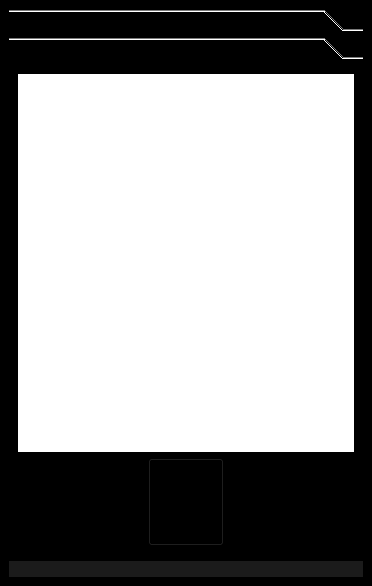
Old version of the form gui/mainWindow.ui in the repository anyua/Cognitive-Services-Summer-Project.
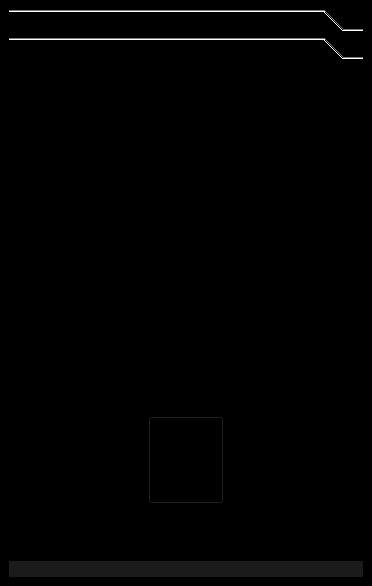
New version of the form. The open tabs and pages were chosen to show the change. Icons and pictures are not drawn.

The edit to the form file:
```diff
--- a/gui/mainWindow.ui
+++ b/gui/mainWindow.ui
@@ -405,11 +405,11 @@
        <attribute name="label">
         <string/>
        </attribute>
-       <layout class="QVBoxLayout" name="verticalLayout_5">
+       <layout class="QVBoxLayout" name="verticalLayout_5" stretch="10,2,1">
         <item>
          <widget class="QTextBrowser" name="webBrowser">
           <property name="styleSheet">
-           <string notr="true">background-color: rgb(255, 255, 255);
+           <string notr="true">background-color: rgb(0, 0, 0);
 border: 3px;</string>
           </property>
          </widget>
@@ -469,6 +469,58 @@
           </item>
          </layout>
         </item>
+        <item>
+         <layout class="QHBoxLayout" name="horizontalLayout_3" stretch="1,3,1">
+          <item>
+           <spacer name="horizontalSpacer_7">
+            <property name="orientation">
+             <enum>Qt::Horizontal</enum>
+            </property>
+            <property name="sizeHint" stdset="0">
+             <size>
+              <width>40</width>
+              <height>20</height>
+             </size>
+            </property>
+           </spacer>
+          </item>
+          <item>
+           <widget class="QTextBrowser" name="littleFeedBackBrowser">
+            <property name="maximumSize">
+             <size>
+              <width>16777215</width>
+              <height>36</height>
+             </size>
+            </property>
+            <property name="styleSheet">
+             <string notr="true">color: rgb(255, 255, 255);
+font: 9pt &quot;等线&quot;;
+border-color: rgb(188, 188, 188);</string>
+            </property>
+            <property name="html">
+             <string>&lt;!DOCTYPE HTML PUBLIC &quot;-//W3C//DTD HTML 4.0//EN&quot; &quot;http://www.w3.org/TR/REC-html40/strict.dtd&quot;&gt;
+&lt;html&gt;&lt;head&gt;&lt;meta name=&quot;qrichtext&quot; content=&quot;1&quot; /&gt;&lt;style type=&quot;text/css&quot;&gt;
+p, li { white-space: pre-wrap; }
+&lt;/style&gt;&lt;/head&gt;&lt;body style=&quot; font-family:'等线'; font-size:9pt; font-weight:400; font-style:normal;&quot;&gt;
+&lt;p style=&quot;-qt-paragraph-type:empty; margin-top:0px; margin-bottom:0px; margin-left:0px; margin-right:0px; -qt-block-indent:0; text-indent:0px;&quot;&gt;&lt;br /&gt;&lt;/p&gt;&lt;/body&gt;&lt;/html&gt;</string>
+            </property>
+           </widget>
+          </item>
+          <item>
+           <spacer name="horizontalSpacer_8">
+            <property name="orientation">
+             <enum>Qt::Horizontal</enum>
+            </property>
+            <property name="sizeHint" stdset="0">
+             <size>
+              <width>40</width>
+              <height>20</height>
+             </size>
+            </property>
+           </spacer>
+          </item>
+         </layout>
+        </item>
        </layout>
       </widget>
      </widget>
```
Left out of the diff: 10 changed lines with no effect on the pictures.
